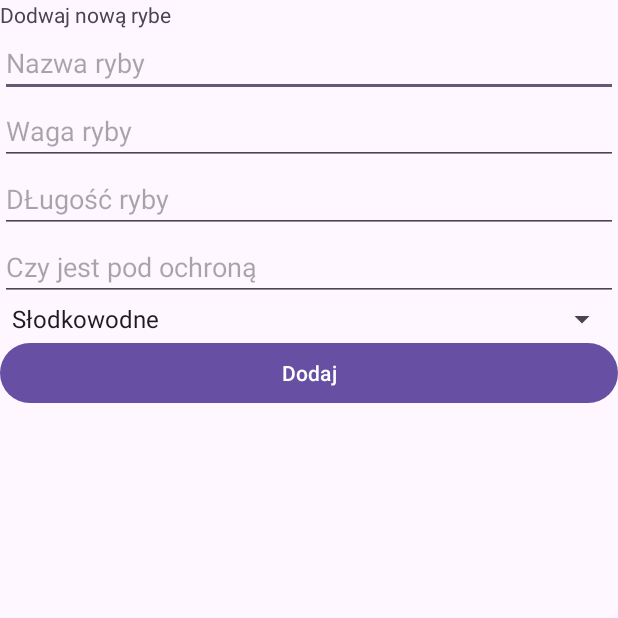
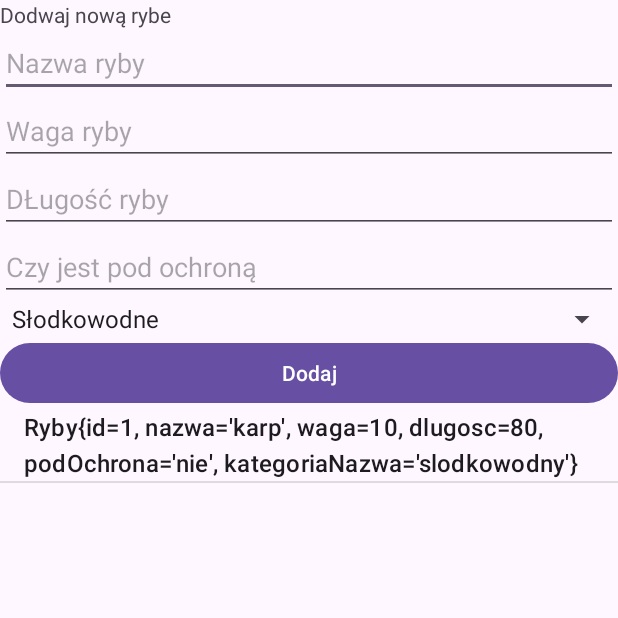
Before and after one commit to Nodi-szpont/roomZadanko, an Android app: the screen it shows after launch (MainActivity), on a phone screen of 412 x 824 dp, the top half of it. Run offline under Robolectric (Android 15) with nearby library versions, the phone set to English and light mode, and no system bars; our stand-ins replace Room's generated code.

Commit message:
list View

```diff
--- a/app/src/main/java/com/example/roomzadaniee/MainActivity.java
+++ b/app/src/main/java/com/example/roomzadaniee/MainActivity.java
@@ -2,8 +2,10 @@ package com.example.roomzadaniee;
 
 import android.os.Bundle;
 import android.view.View;
+import android.widget.ArrayAdapter;
 import android.widget.Button;
 import android.widget.EditText;
+import android.widget.ListView;
 import android.widget.Spinner;
 
 import androidx.activity.EdgeToEdge;
@@ -13,11 +15,16 @@ import androidx.core.view.ViewCompat;
 import androidx.core.view.WindowInsetsCompat;
 import androidx.room.Room;
 
+import java.util.List;
+
 public class MainActivity extends AppCompatActivity {
 
     Button buttonDodaj;
     EditText editTextNazwa, editTextWaga, editTextDlugosc, editTextPodOchrona;
     Spinner spinnerKategoria;
+    ListView listView;
+    List<Ryby> gryList;
+    ArrayAdapter<Ryby> arrayAdapter;
 
     @Override
     protected void onCreate(Bundle savedInstanceState) {
@@ -44,6 +51,7 @@ public class MainActivity extends AppCompatActivity {
         editTextDlugosc = findViewById(R.id.editTextDlugosc);
         editTextPodOchrona = findViewById(R.id.editTextPodOchrona);
         spinnerKategoria = findViewById(R.id.spinner);
+        listView = findViewById(R.id.listView);
         buttonDodaj.setOnClickListener(
                 new View.OnClickListener() {
                     @Override
@@ -59,6 +67,13 @@ public class MainActivity extends AppCompatActivity {
                     }
                 }
         );
+        gryList = rybyDataBase.zwrocGryDao().zwrocWszystkieRyby();
+        arrayAdapter = new ArrayAdapter<>(
+                MainActivity.this,
+                android.R.layout.simple_list_item_1,
+                gryList
+        );
+        listView.setAdapter(arrayAdapter);
 
     }
 }
--- a/app/src/main/java/com/example/roomzadaniee/Ryby.java
+++ b/app/src/main/java/com/example/roomzadaniee/Ryby.java
@@ -20,4 +20,16 @@ public class Ryby {
         this.podOchrona = podOchrona;
         this.kategoriaNazwa = kategoriaNazwa;
     }
+
+    @Override
+    public String toString() {
+        return "Ryby{" +
+                "id=" + id +
+                ", nazwa='" + nazwa + '\'' +
+                ", waga=" + waga +
+                ", dlugosc=" + dlugosc +
+                ", podOchrona='" + podOchrona + '\'' +
+                ", kategoriaNazwa='" + kategoriaNazwa + '\'' +
+                '}';
+    }
 }
--- a/app/src/main/res/layout/activity_main.xml
+++ b/app/src/main/res/layout/activity_main.xml
@@ -56,5 +56,9 @@
         android:layout_width="match_parent"
         android:layout_height="wrap_content"
         android:text="Dodaj" />
+    <ListView
+        android:id="@+id/listView"
+        android:layout_width="match_parent"
+        android:layout_height="match_parent" />
 
 </LinearLayout>
```
